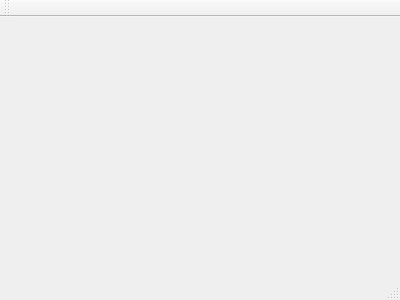
This is DeltaEMainwindow.ui in wuyubo/DeltaE-Tool as Qt 5 draws it before an edit. The edited form follows.
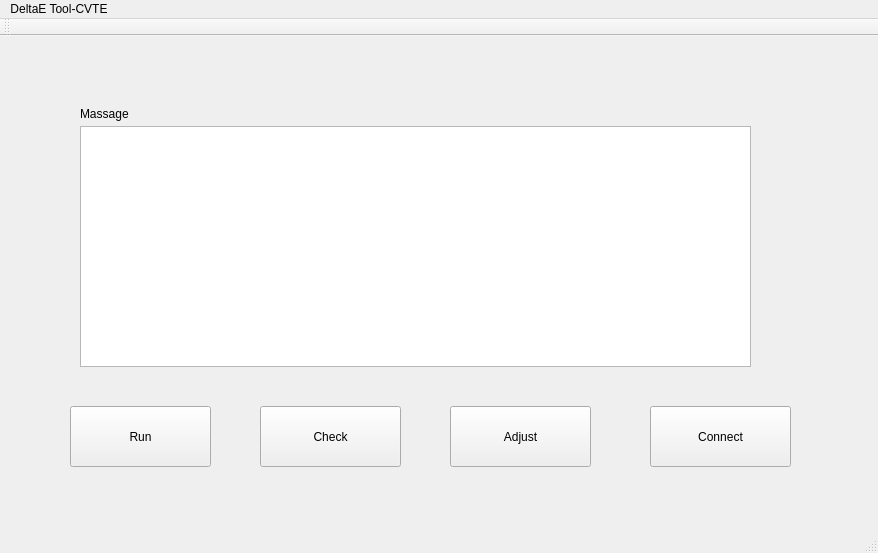
This is the edited form.

Commit message:
[feature][UI][button] init UI , add buttons and textbox
[what] init UI , add buttons and textbox
[why]  as what
[how]  as what

```diff
--- a/DeltaEMainwindow.ui
+++ b/DeltaEMainwindow.ui
@@ -1,24 +1,121 @@
 <ui version="4.0">
  <class>DeltaEMainWindow</class>
- <widget class="QMainWindow" name="DeltaEMainWindow" >
-  <property name="geometry" >
+ <widget class="QMainWindow" name="DeltaEMainWindow">
+  <property name="geometry">
    <rect>
     <x>0</x>
     <y>0</y>
-    <width>400</width>
-    <height>300</height>
+    <width>878</width>
+    <height>553</height>
    </rect>
   </property>
   <property name="windowTitle" >
    <string>DeltaEMainWindow</string>
   </property>
-  <widget class="QMenuBar" name="menuBar" />
-  <widget class="QToolBar" name="mainToolBar" />
-  <widget class="QWidget" name="centralWidget" />
-  <widget class="QStatusBar" name="statusBar" />
+  <widget class="QWidget" name="centralWidget">
+   <widget class="QPushButton" name="pBtn_Connect">
+    <property name="geometry">
+     <rect>
+      <x>650</x>
+      <y>370</y>
+      <width>141</width>
+      <height>61</height>
+     </rect>
+    </property>
+    <property name="text">
+     <string>Connect</string>
+    </property>
+   </widget>
+   <widget class="QPushButton" name="pBtn_Adjust">
+    <property name="geometry">
+     <rect>
+      <x>450</x>
+      <y>370</y>
+      <width>141</width>
+      <height>61</height>
+     </rect>
+    </property>
+    <property name="text">
+     <string>Adjust</string>
+    </property>
+   </widget>
+   <widget class="QPushButton" name="pBtn_Check">
+    <property name="geometry">
+     <rect>
+      <x>260</x>
+      <y>370</y>
+      <width>141</width>
+      <height>61</height>
+     </rect>
+    </property>
+    <property name="text">
+     <string>Check</string>
+    </property>
+   </widget>
+   <widget class="QPushButton" name="pBtn_Run">
+    <property name="geometry">
+     <rect>
+      <x>70</x>
+      <y>370</y>
+      <width>141</width>
+      <height>61</height>
+     </rect>
+    </property>
+    <property name="text">
+     <string>Run</string>
+    </property>
+   </widget>
+   <widget class="QLabel" name="lb_massage">
+    <property name="geometry">
+     <rect>
+      <x>80</x>
+      <y>70</y>
+      <width>72</width>
+      <height>15</height>
+     </rect>
+    </property>
+    <property name="text">
+     <string>Massage</string>
+    </property>
+   </widget>
+   <widget class="QTextEdit" name="txt_Massage">
+    <property name="geometry">
+     <rect>
+      <x>80</x>
+      <y>90</y>
+      <width>671</width>
+      <height>241</height>
+     </rect>
+    </property>
+   </widget>
+  </widget>
+  <widget class="QMenuBar" name="menuBar">
+   <property name="geometry">
+    <rect>
+     <x>0</x>
+     <y>0</y>
+     <width>878</width>
+     <height>26</height>
+    </rect>
+   </property>
+   <widget class="QMenu" name="menuDeltaE_Tool_CVTE">
+    <property name="title">
+     <string>DeltaE Tool-CVTE</string>
+    </property>
+   </widget>
+   <addaction name="menuDeltaE_Tool_CVTE"/>
+  </widget>
+  <widget class="QToolBar" name="mainToolBar">
+   <attribute name="toolBarArea">
+    <enum>TopToolBarArea</enum>
+   </attribute>
+   <attribute name="toolBarBreak">
+    <bool>false</bool>
+   </attribute>
+  </widget>
+  <widget class="QStatusBar" name="statusBar"/>
  </widget>
- <layoutDefault spacing="6" margin="11" />
- <pixmapfunction></pixmapfunction>
+ <layoutdefault spacing="6" margin="11"/>
  <resources/>
  <connections/>
 </ui>
```
Left out of the diff: 3 changed lines with no effect on the pictures. The commit also changes 5 other files.
